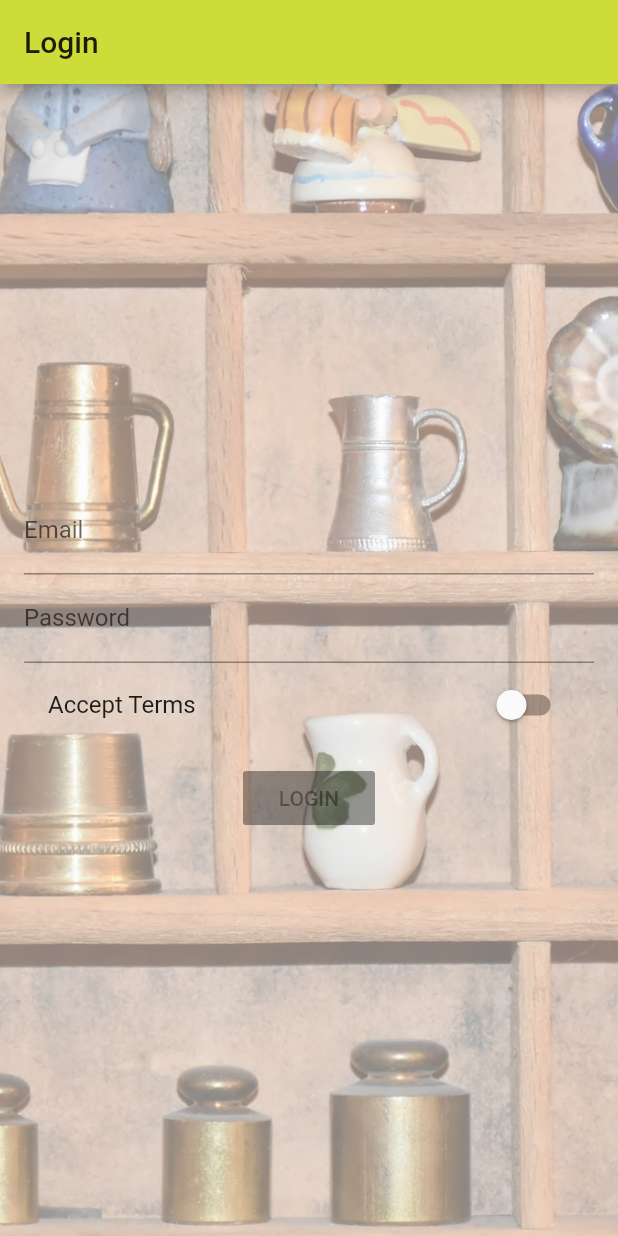
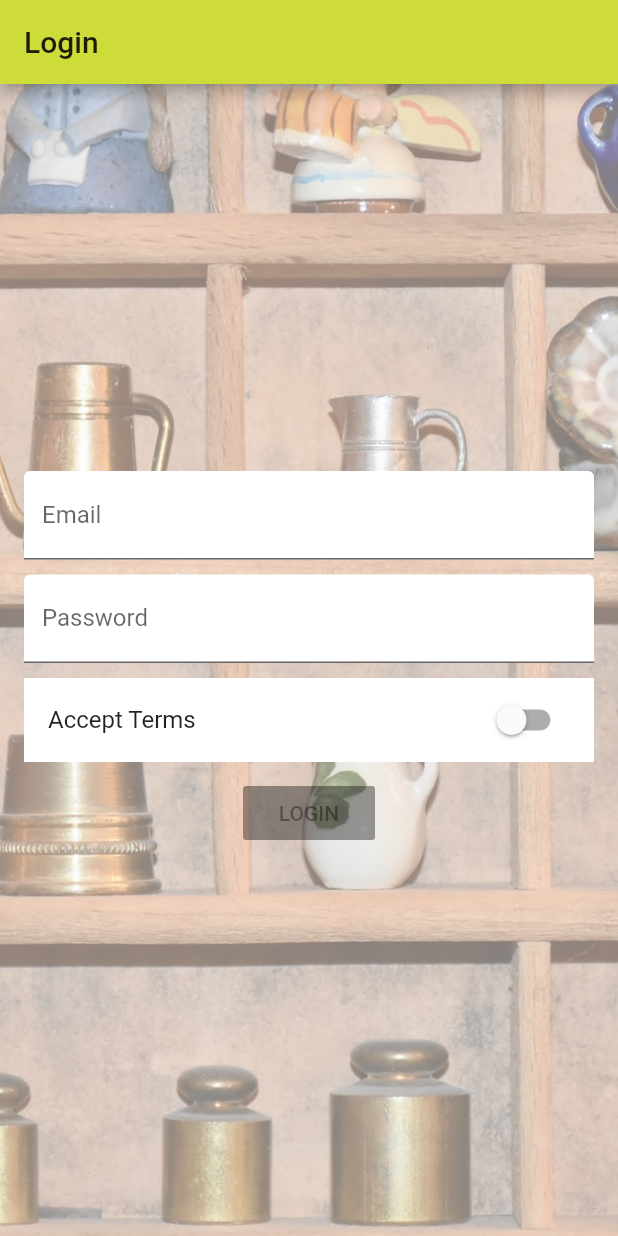
Before and after one commit to andres-gr/flutter-udemy-course, a Flutter app: the screen it shows after launch, on a phone screen of 412 x 824 dp. Run offline on Flutter 3.47's test engine with Material 2 defaults, Android fonts, the phone set to English and light mode, and no system bars.

Commit message:
section 9, lecture 108 complete

```diff
--- a/lib/src/pages/auth.dart
+++ b/lib/src/pages/auth.dart
@@ -60,6 +60,8 @@ class _AuthPageState extends State<AuthPage> {
                 keyboardType: TextInputType.emailAddress,
                 decoration: InputDecoration(
                   labelText: 'Email',
+                  filled: true,
+                  fillColor: Colors.white,
                 ),
                 onChanged: (String value) {
                   setState(() {
@@ -68,11 +70,16 @@ class _AuthPageState extends State<AuthPage> {
                   _checkValid();
                 },
               ),
+              SizedBox(
+                height: 10.0,
+              ),
               TextField(
                 keyboardType: TextInputType.text,
                 obscureText: true,
                 decoration: InputDecoration(
                   labelText: 'Password',
+                  filled: true,
+                  fillColor: Colors.white,
                 ),
                 onChanged: (String value) {
                   setState(() {
@@ -81,7 +88,14 @@ class _AuthPageState extends State<AuthPage> {
                   _checkValid();
                 },
               ),
-              SwitchListTile(
+              SizedBox(
+                height: 10.0,
+              ),
+              DecoratedBox(
+                decoration: BoxDecoration(
+                  color: Colors.white,
+                ),
+                child: SwitchListTile(
                   title: const Text('Accept Terms'),
                   value: _terms,
                   onChanged: (bool value) {
@@ -90,6 +104,7 @@ class _AuthPageState extends State<AuthPage> {
                       _checkValid();
                     });
                   },
+                ),
               ),
               SizedBox(
                 height: 10.0,
```
Lines whose indentation alone changed are shown as unchanged.
